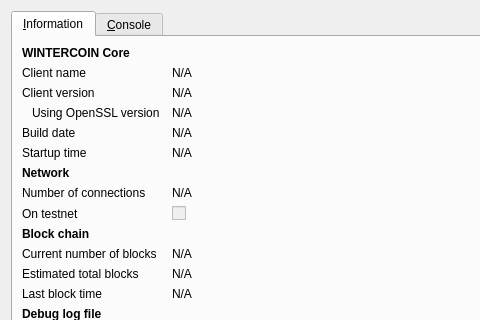
This is src/qt/forms/rpcconsole.ui in HowToCloneAnAltcoin/Freakcoin as Qt 5 draws it before an edit; both pictures show x 0 to 480 and y 0 to 320 of the 740 by 461 pixel window. The edited form follows.
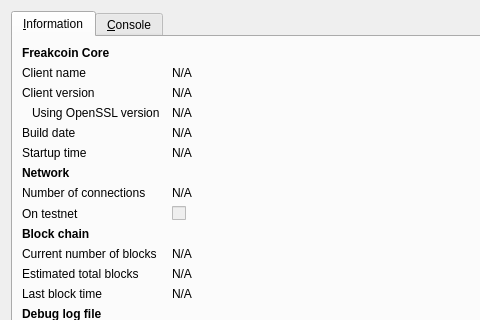
This is the edited form. Icons and pictures are not drawn.

Commit message:
Change Name to Freakcoin and Change to FKN
Update name and ticker from Wintercoin to Freakcoin and WINTER to FKN

The edit to the form file:
```diff
--- a/src/qt/forms/rpcconsole.ui
+++ b/src/qt/forms/rpcconsole.ui
@@ -36,7 +36,7 @@
           </font>
          </property>
          <property name="text">
-          <string>WINTERCOIN Core</string>
+          <string>Freakcoin Core</string>
          </property>
         </widget>
        </item>
```
Left out of the diff: 6 changed lines with no effect on the pictures. The commit also changes 120 other files.
